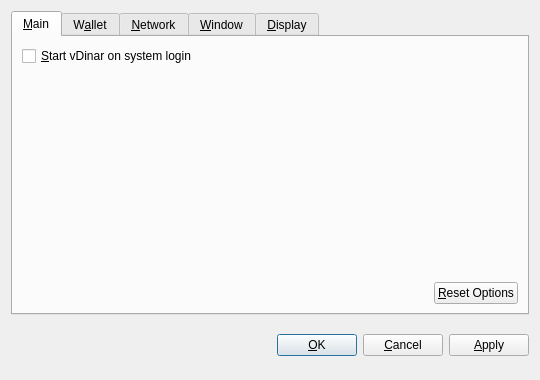
AndreaDejanGrande/vDinar, file src/qt/forms/optionsdialog.ui: the form before one commit.
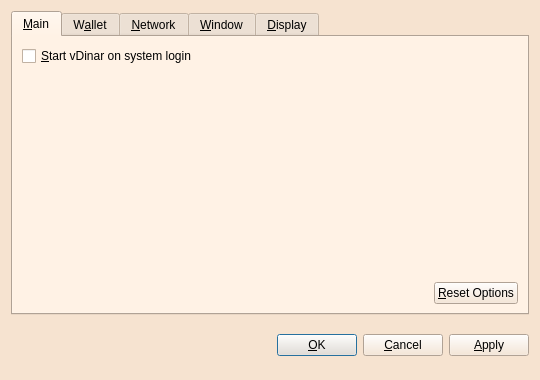
The form after the commit. Custom widgets are drawn as their Qt base class.

```diff
--- a/src/qt/forms/optionsdialog.ui
+++ b/src/qt/forms/optionsdialog.ui
@@ -10,6 +10,421 @@
     <height>380</height>
    </rect>
   </property>
+  <property name="palette">
+   <palette>
+    <active>
+     <colorrole role="WindowText">
+      <brush brushstyle="SolidPattern">
+       <color alpha="255">
+        <red>0</red>
+        <green>0</green>
+        <blue>0</blue>
+       </color>
+      </brush>
+     </colorrole>
+     <colorrole role="Button">
+      <brush brushstyle="SolidPattern">
+       <color alpha="255">
+        <red>246</red>
+        <green>227</green>
+        <blue>208</blue>
+       </color>
+      </brush>
+     </colorrole>
+     <colorrole role="Light">
+      <brush brushstyle="SolidPattern">
+       <color alpha="255">
+        <red>255</red>
+        <green>255</green>
+        <blue>255</blue>
+       </color>
+      </brush>
+     </colorrole>
+     <colorrole role="Midlight">
+      <brush brushstyle="SolidPattern">
+       <color alpha="255">
+        <red>250</red>
+        <green>241</green>
+        <blue>231</blue>
+       </color>
+      </brush>
+     </colorrole>
+     <colorrole role="Dark">
+      <brush brushstyle="SolidPattern">
+       <color alpha="255">
+        <red>123</red>
+        <green>113</green>
+        <blue>104</blue>
+       </color>
+      </brush>
+     </colorrole>
+     <colorrole role="Mid">
+      <brush brushstyle="SolidPattern">
+       <color alpha="255">
+        <red>164</red>
+        <green>151</green>
+        <blue>139</blue>
+       </color>
+      </brush>
+     </colorrole>
+     <colorrole role="Text">
+      <brush brushstyle="SolidPattern">
+       <color alpha="255">
+        <red>0</red>
+        <green>0</green>
+        <blue>0</blue>
+       </color>
+      </brush>
+     </colorrole>
+     <colorrole role="BrightText">
+      <brush brushstyle="SolidPattern">
+       <color alpha="255">
+        <red>255</red>
+        <green>255</green>
+        <blue>255</blue>
+       </color>
+      </brush>
+     </colorrole>
+     <colorrole role="ButtonText">
+      <brush brushstyle="SolidPattern">
+       <color alpha="255">
+        <red>0</red>
+        <green>0</green>
+        <blue>0</blue>
+       </color>
+      </brush>
+     </colorrole>
+     <colorrole role="Base">
+      <brush brushstyle="SolidPattern">
+       <color alpha="255">
+        <red>255</red>
+        <green>255</green>
+        <blue>255</blue>
+       </color>
+      </brush>
+     </colorrole>
+     <colorrole role="Window">
+      <brush brushstyle="SolidPattern">
+       <color alpha="255">
+        <red>246</red>
+        <green>227</green>
+        <blue>208</blue>
+       </color>
+      </brush>
+     </colorrole>
+     <colorrole role="Shadow">
+      <brush brushstyle="SolidPattern">
+       <color alpha="255">
+        <red>0</red>
+        <green>0</green>
+        <blue>0</blue>
+       </color>
+      </brush>
+     </colorrole>
+     <colorrole role="AlternateBase">
+      <brush brushstyle="SolidPattern">
+       <color alpha="255">
+        <red>250</red>
+        <green>241</green>
+        <blue>231</blue>
+       </color>
+      </brush>
+     </colorrole>
+     <colorrole role="ToolTipBase">
+      <brush brushstyle="SolidPattern">
+       <color alpha="255">
+        <red>255</red>
+        <green>255</green>
+        <blue>220</blue>
+       </color>
+      </brush>
+     </colorrole>
+     <colorrole role="ToolTipText">
+      <brush brushstyle="SolidPattern">
+       <color alpha="255">
+        <red>0</red>
+        <green>0</green>
+        <blue>0</blue>
+       </color>
+      </brush>
+     </colorrole>
+    </active>
+    <inactive>
+     <colorrole role="WindowText">
+      <brush brushstyle="SolidPattern">
+       <color alpha="255">
+        <red>0</red>
+        <green>0</green>
+        <blue>0</blue>
+       </color>
+      </brush>
+     </colorrole>
+     <colorrole role="Button">
+      <brush brushstyle="SolidPattern">
+       <color alpha="255">
+        <red>246</red>
+        <green>227</green>
+        <blue>208</blue>
+       </color>
+      </brush>
+     </colorrole>
+     <colorrole role="Light">
+      <brush brushstyle="SolidPattern">
+       <color alpha="255">
+        <red>255</red>
+        <green>255</green>
+        <blue>255</blue>
+       </color>
+      </brush>
+     </colorrole>
+     <colorrole role="Midlight">
+      <brush brushstyle="SolidPattern">
+       <color alpha="255">
+        <red>250</red>
+        <green>241</green>
+        <blue>231</blue>
+       </color>
+      </brush>
+     </colorrole>
+     <colorrole role="Dark">
+      <brush brushstyle="SolidPattern">
+       <color alpha="255">
+        <red>123</red>
+        <green>113</green>
+        <blue>104</blue>
+       </color>
+      </brush>
+     </colorrole>
+     <colorrole role="Mid">
+      <brush brushstyle="SolidPattern">
+       <color alpha="255">
+        <red>164</red>
+        <green>151</green>
+        <blue>139</blue>
+       </color>
+      </brush>
+     </colorrole>
+     <colorrole role="Text">
+      <brush brushstyle="SolidPattern">
+       <color alpha="255">
+        <red>0</red>
+        <green>0</green>
+        <blue>0</blue>
+       </color>
+      </brush>
+     </colorrole>
+     <colorrole role="BrightText">
+      <brush brushstyle="SolidPattern">
+       <color alpha="255">
+        <red>255</red>
+        <green>255</green>
+        <blue>255</blue>
+       </color>
+      </brush>
+     </colorrole>
+     <colorrole role="ButtonText">
+      <brush brushstyle="SolidPattern">
+       <color alpha="255">
+        <red>0</red>
+        <green>0</green>
+        <blue>0</blue>
+       </color>
+      </brush>
+     </colorrole>
+     <colorrole role="Base">
+      <brush brushstyle="SolidPattern">
+       <color alpha="255">
+        <red>255</red>
+        <green>255</green>
+        <blue>255</blue>
+       </color>
+      </brush>
+     </colorrole>
+     <colorrole role="Window">
+      <brush brushstyle="SolidPattern">
+       <color alpha="255">
+        <red>246</red>
+        <green>227</green>
+        <blue>208</blue>
+       </color>
+      </brush>
+     </colorrole>
+     <colorrole role="Shadow">
+      <brush brushstyle="SolidPattern">
+       <color alpha="255">
+        <red>0</red>
+        <green>0</green>
+        <blue>0</blue>
+       </color>
+      </brush>
+     </colorrole>
+     <colorrole role="AlternateBase">
+      <brush brushstyle="SolidPattern">
+       <color alpha="255">
+        <red>250</red>
+        <green>241</green>
+        <blue>231</blue>
+       </color>
+      </brush>
+     </colorrole>
+     <colorrole role="ToolTipBase">
+      <brush brushstyle="SolidPattern">
+       <color alpha="255">
+        <red>255</red>
+        <green>255</green>
+        <blue>220</blue>
+       </color>
+      </brush>
+     </colorrole>
+     <colorrole role="ToolTipText">
+      <brush brushstyle="SolidPattern">
+       <color alpha="255">
+        <red>0</red>
+        <green>0</green>
+        <blue>0</blue>
+       </color>
+      </brush>
+     </colorrole>
+    </inactive>
+    <disabled>
+     <colorrole role="WindowText">
+      <brush brushstyle="SolidPattern">
+       <color alpha="255">
+        <red>123</red>
+        <green>113</green>
+        <blue>104</blue>
+       </color>
+      </brush>
+     </colorrole>
+     <colorrole role="Button">
+      <brush brushstyle="SolidPattern">
+       <color alpha="255">
+        <red>246</red>
+        <green>227</green>
+        <blue>208</blue>
+       </color>
+      </brush>
+     </colorrole>
+     <colorrole role="Light">
+      <brush brushstyle="SolidPattern">
+       <color alpha="255">
+        <red>255</red>
+        <green>255</green>
+        <blue>255</blue>
+       </color>
+      </brush>
+     </colorrole>
+     <colorrole role="Midlight">
+      <brush brushstyle="SolidPattern">
+       <color alpha="255">
+        <red>250</red>
+        <green>241</green>
+        <blue>231</blue>
+       </color>
+      </brush>
+     </colorrole>
+     <colorrole role="Dark">
+      <brush brushstyle="SolidPattern">
+       <color alpha="255">
+        <red>123</red>
+        <green>113</green>
+        <blue>104</blue>
+       </color>
+      </brush>
+     </colorrole>
+     <colorrole role="Mid">
+      <brush brushstyle="SolidPattern">
+       <color alpha="255">
+        <red>164</red>
+        <green>151</green>
+        <blue>139</blue>
+       </color>
+      </brush>
+     </colorrole>
+     <colorrole role="Text">
+      <brush brushstyle="SolidPattern">
+       <color alpha="255">
+        <red>123</red>
+        <green>113</green>
+        <blue>104</blue>
+       </color>
+      </brush>
+     </colorrole>
+     <colorrole role="BrightText">
+      <brush brushstyle="SolidPattern">
+       <color alpha="255">
+        <red>255</red>
+        <green>255</green>
+        <blue>255</blue>
+       </color>
+      </brush>
+     </colorrole>
+     <colorrole role="ButtonText">
+      <brush brushstyle="SolidPattern">
+       <color alpha="255">
+        <red>123</red>
+        <green>113</green>
+        <blue>104</blue>
+       </color>
+      </brush>
+     </colorrole>
+     <colorrole role="Base">
+      <brush brushstyle="SolidPattern">
+       <color alpha="255">
+        <red>246</red>
+        <green>227</green>
+        <blue>208</blue>
+       </color>
+      </brush>
+     </colorrole>
+     <colorrole role="Window">
+      <brush brushstyle="SolidPattern">
+       <color alpha="255">
+        <red>246</red>
+        <green>227</green>
+        <blue>208</blue>
+       </color>
+      </brush>
+     </colorrole>
+     <colorrole role="Shadow">
+      <brush brushstyle="SolidPattern">
+       <color alpha="255">
+        <red>0</red>
+        <green>0</green>
+        <blue>0</blue>
+       </color>
+      </brush>
+     </colorrole>
+     <colorrole role="AlternateBase">
+      <brush brushstyle="SolidPattern">
+       <color alpha="255">
+        <red>246</red>
+        <green>227</green>
+        <blue>208</blue>
+       </color>
+      </brush>
+     </colorrole>
+     <colorrole role="ToolTipBase">
+      <brush brushstyle="SolidPattern">
+       <color alpha="255">
+        <red>255</red>
+        <green>255</green>
+        <blue>220</blue>
+       </color>
+      </brush>
+     </colorrole>
+     <colorrole role="ToolTipText">
+      <brush brushstyle="SolidPattern">
+       <color alpha="255">
+        <red>0</red>
+        <green>0</green>
+        <blue>0</blue>
+       </color>
+      </brush>
+     </colorrole>
+    </disabled>
+   </palette>
+  </property>
   <property name="windowTitle">
    <string>Options</string>
   </property>
```
